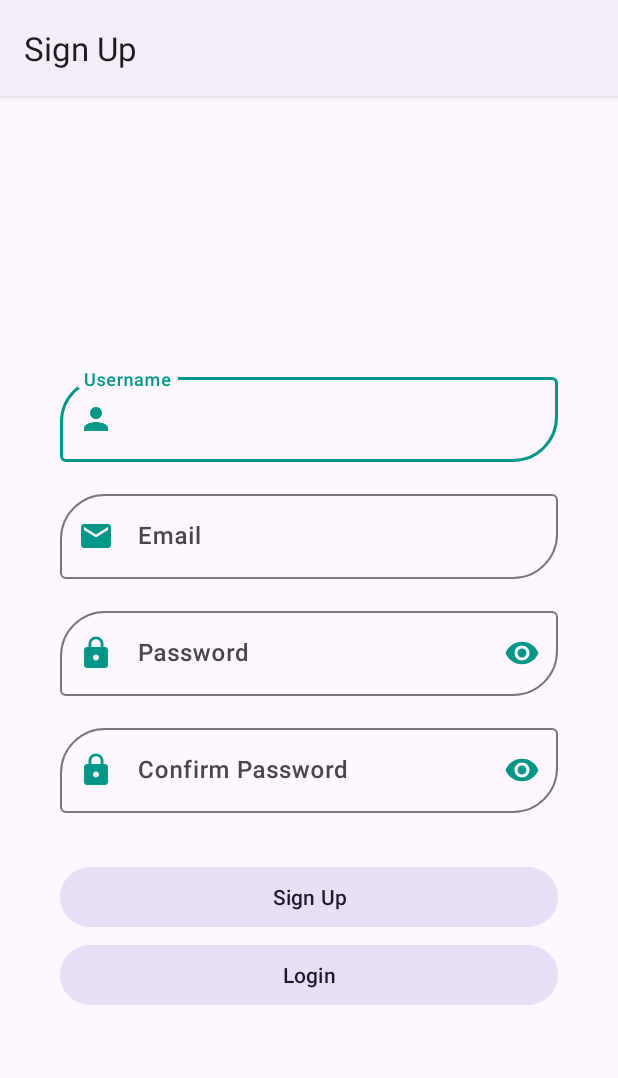
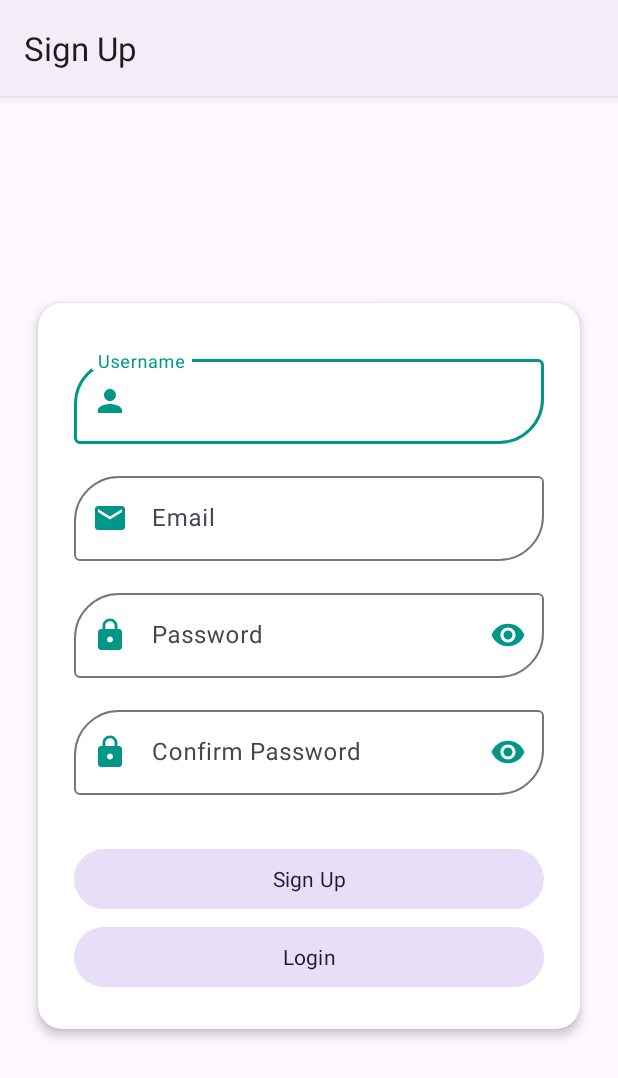
Before and after one commit to nutzbee/Collab-Tests, an Android app: the SignupActivity screen opened directly, with no data from a screen before it, on a phone screen of 412 x 824 dp. Shown: the top 1078 px of the screen. Run offline under Robolectric (Android 15) with nearby library versions, the light colour scheme and no system bars; network calls fail.

Commit message:
Update 2000-22-2023

```diff
--- a/app/src/main/res/layout/activity_signup.xml
+++ b/app/src/main/res/layout/activity_signup.xml
@@ -8,6 +8,19 @@
     android:gravity="center"
     android:padding="16dp"
     tools:context=".SignupActivity">
+
+    <androidx.cardview.widget.CardView
+        android:layout_width="match_parent"
+        android:layout_height="wrap_content"
+        app:cardCornerRadius="16dp"
+        app:cardElevation="4dp"
+        app:cardUseCompatPadding="true"
+        app:contentPaddingBottom="24dp">
+
+        <RelativeLayout
+            android:layout_width="match_parent"
+            android:layout_height="wrap_content"
+            android:gravity="center">
 
             <!-- Username input -->
             <com.google.android.material.textfield.TextInputLayout
@@ -131,3 +144,6 @@
                 android:text="Login" />
 
         </RelativeLayout>
+    </androidx.cardview.widget.CardView>
+
+</RelativeLayout>
--- a/app/src/main/res/layout/food_item.xml
+++ b/app/src/main/res/layout/food_item.xml
@@ -23,7 +23,7 @@
             android:contentDescription="@string/food_image"
             android:scaleType="centerCrop"
             android:layout_alignParentEnd="true"
-            android:src="@drawable/baseline_fastfood_24" />
+            android:src="@drawable/diabeates_food_icon" />
 
         <LinearLayout
             android:layout_width="match_parent"
--- a/app/src/main/res/layout/recommended_food_item.xml
+++ b/app/src/main/res/layout/recommended_food_item.xml
@@ -26,7 +26,7 @@
             android:contentDescription="@string/food_image"
             android:scaleType="centerCrop"
             android:layout_alignParentEnd="true"
-            android:src="@drawable/baseline_fastfood_24" />
+            android:src="@drawable/diabeates_food_icon" />
 
         <LinearLayout
             android:layout_width="match_parent"
--- a/app/src/main/res/values-night/themes.xml
+++ b/app/src/main/res/values-night/themes.xml
@@ -12,15 +12,14 @@
         <!-- Status bar color. -->
         <item name="android:statusBarColor">?attr/colorPrimaryVariant</item>
         <!-- Customize your theme here. -->
+        <item name="colorSurfaceInverse">?attr/colorPrimary</item>
         <item name="android:fontFamily">sans-serif-medium</item>
         <item name="materialCardViewStyle">@style/MaterialCardView.Dark</item>
         <item name="cardViewStyle">@style/CardView.Dark</item>
         <item name="autoCompleteTextViewStyle">@style/AutoCompleteTextView</item>
     </style>
 
-    <style name="TILDropdownStyle" parent="Widget.Material3.TextInputLayout.OutlinedBox.ExposedDropdownMenu">
-        <item name="android:textColorHint">@color/white</item>
-        <item name="hintTextColor">@color/white</item>
+    <style name="TILDropdownStyle" parent="Widget.Material3.TextInputLayout.FilledBox.ExposedDropdownMenu">
     </style>
 
     <style name="AutoCompleteTextView" parent="Widget.Material3.AutoCompleteTextView.OutlinedBox">
@@ -28,11 +27,11 @@
     </style>
 
     <style name="TextViewStyle" parent="Widget.MaterialComponents.TextView">
-        <item name="android:textColor">@color/white</item>
     </style>
 
     <style name="MaterialCardView.Dark" parent="Widget.Material3.CardView.Outlined">
         <item name="cardBackgroundColor">?attr/colorPrimary</item>
+        <item name="cardPreventCornerOverlap">false</item>
     </style>
 
     <style name="CardView.Dark" parent="Widget.MaterialComponents.CardView">
--- a/app/src/main/res/values/themes.xml
+++ b/app/src/main/res/values/themes.xml
@@ -10,17 +10,18 @@
         <item name="colorSecondaryVariant">@color/secondary_variant</item>
         <item name="colorOnSecondary">@color/on_secondary</item>
         <!-- Status bar color. -->
-        <item name="android:statusBarColor">?attr/colorPrimaryVariant</item>
+        <item name="android:statusBarColor">?attr/colorSurface</item>
+        <item name="android:windowLightStatusBar">true</item>
         <!-- Customize your theme here. -->
-        <item name="android:fontFamily">sans-serif-medium</item>
+        <item name="colorSurfaceInverse">?attr/colorSecondaryVariant</item>
+        <item name="android:fontFamily">arial</item>
         <item name="materialCardViewStyle">@style/MaterialCardView.Light</item>
         <item name="cardViewStyle">@style/CardView.Light</item>
         <item name="autoCompleteTextViewStyle">@style/AutoCompleteTextView</item>
     </style>
 
-    <style name="TILDropdownStyle" parent="Widget.Material3.TextInputLayout.OutlinedBox.ExposedDropdownMenu">
+    <style name="TILDropdownStyle" parent="Widget.Material3.TextInputLayout.FilledBox.ExposedDropdownMenu">
         <item name="android:textColorHint">@color/white</item>
-        <item name="hintTextColor">@color/white</item>
     </style>
 
     <style name="AutoCompleteTextView" parent="Widget.Material3.AutoCompleteTextView.OutlinedBox">
@@ -33,11 +34,11 @@
 
     <!-- Style for MaterialCardView in dark theme -->
     <style name="MaterialCardView.Light" parent="Widget.Material3.CardView.Outlined">
-        <item name="cardBackgroundColor">?attr/colorPrimaryVariant</item>
+        <item name="cardPreventCornerOverlap">false</item>
+        <item name="cardBackgroundColor">?attr/colorPrimary</item>
     </style>
 
     <style name="CardView.Light" parent="Widget.MaterialComponents.CardView">
-        <item name="cardBackgroundColor">@color/cardBackgroundColorLightBase</item>
     </style>
 
     <!-- Define the style for RoundedTextInputLayout -->
@@ -48,11 +49,9 @@
 
     <!-- Define the style for RoundedButton -->
     <style name="RoundedButton" parent="Widget.Material3.Button.TonalButton">
-        <item name="android:textSize">14sp</item>
     </style>
 
     <style name="DeclineRoundedButton" parent="Widget.Material3.Button.TonalButton">
-        <item name="android:textSize">14sp</item>
     </style>
 
 </resources>
```
Also changed, not shown: app/src/main/res/layout/activity_signin.xml (+19 -0 lines), app/src/main/res/layout/fragment_summary.xml (+14 -0 lines). Lines whose indentation alone changed are shown as unchanged.
